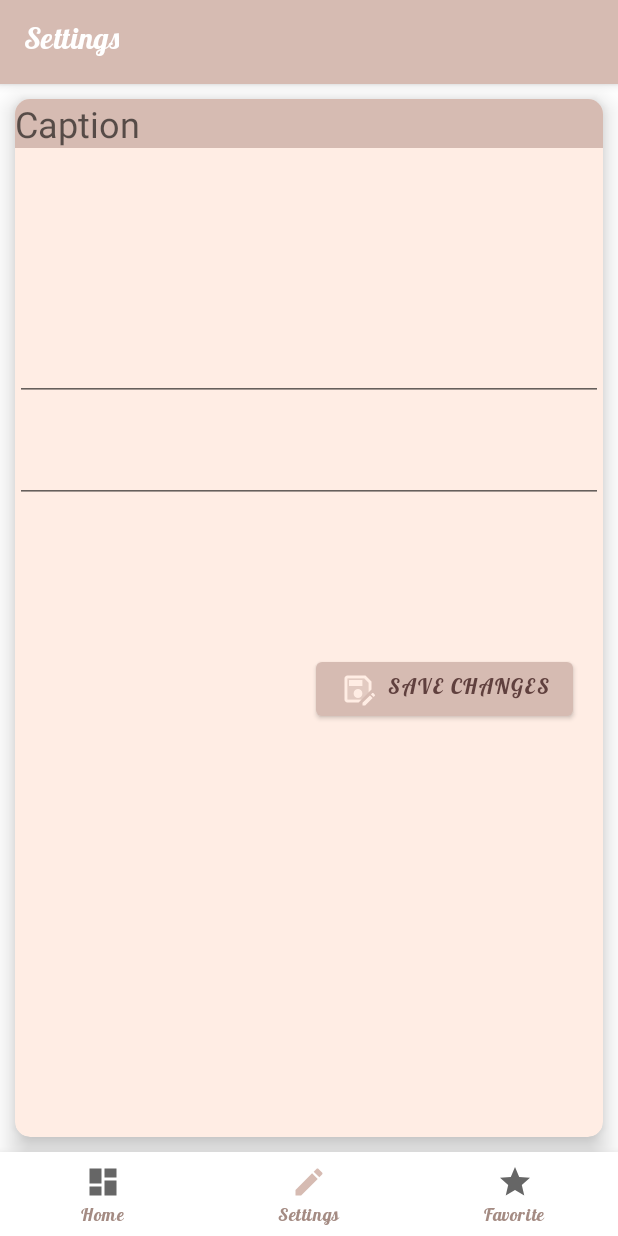
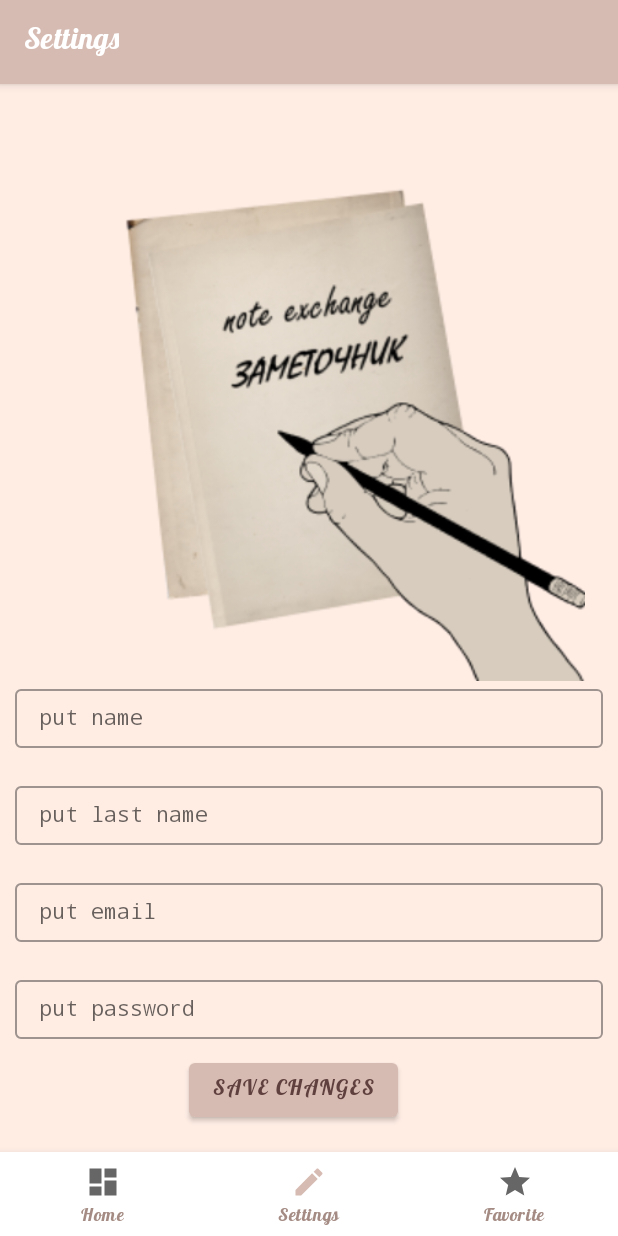
Before and after one commit to Amina1000/NoteAdvanced, an Android app: the DashboardFragment screen opened through its navigation route, on a phone screen of 412 x 824 dp. Run offline under Robolectric (Android 15) with nearby library versions, the light colour scheme and no system bars; our stand-ins replace Room's generated code, RxJava, navigation-ui; libraries missing offline, so code that uses them is left out: by.kirich1409.viewbindingdelegate; 3 statements that could not run were skipped.

Commit message:
lesson 5:
3. Добавила экран профиля пользователя.

```diff
--- a/app/src/main/java/com/cocos/develop/noteadvanced/data/User.kt
+++ b/app/src/main/java/com/cocos/develop/noteadvanced/data/User.kt
@@ -13,5 +13,7 @@ import kotlinx.parcelize.Parcelize
 @Parcelize
 data class User (
     @field:SerializedName("email") val email:String,
-    @field:SerializedName("password") val password: String
+    @field:SerializedName("password") val password: String,
+    @field:SerializedName("name") val name:String?,
+    @field:SerializedName("last_name") val lastName:String?
 ): Parcelable
--- a/app/src/main/java/com/cocos/develop/noteadvanced/ui/start/StartFragment.kt
+++ b/app/src/main/java/com/cocos/develop/noteadvanced/ui/start/StartFragment.kt
@@ -53,7 +53,7 @@ class StartFragment : Fragment() {
             val email = binding.emailTextView.text.toString()
             val password = binding.passwordTextView.text.toString()
             if (email != "" && password != "") {
-                user = User(email, password)
+                user = User(email, password,null,null)
                 user?.let {
                     startViewModel.getData(it)
                 }
--- a/app/src/main/res/layout/fragment_dashboard.xml
+++ b/app/src/main/res/layout/fragment_dashboard.xml
@@ -1,67 +1,108 @@
 <?xml version="1.0" encoding="utf-8"?>
-<androidx.constraintlayout.widget.ConstraintLayout xmlns:android="http://schemas.android.com/apk/res/android"
-    xmlns:app="http://schemas.android.com/apk/res-auto"
+<LinearLayout xmlns:android="http://schemas.android.com/apk/res/android"
     xmlns:tools="http://schemas.android.com/tools"
+    android:id="@+id/start_fragment"
     android:layout_width="match_parent"
     android:layout_height="match_parent"
-    tools:context=".ui.dashboard.DashboardFragment">
+    android:background="@color/primaryLightColor"
+    android:orientation="vertical"
+    tools:context=".ui.start.StartFragment">
 
-    <androidx.cardview.widget.CardView
-        android:id="@+id/cardView"
+    <androidx.appcompat.widget.AppCompatImageView
         android:layout_width="match_parent"
-        android:layout_height="match_parent"
-        android:layout_margin="@dimen/margin_small"
-        app:cardBackgroundColor="@color/primaryLightColor"
-        app:cardCornerRadius="10dp"
-        app:cardElevation="10dp"
-        app:layout_constraintBottom_toBottomOf="parent"
-        app:layout_constraintEnd_toEndOf="parent"
-        app:layout_constraintStart_toStartOf="parent"
-        app:layout_constraintTop_toTopOf="parent">
+        android:layout_height="0dp"
+        android:layout_weight="1"
+        android:src="@drawable/note_icon" />
 
-        <LinearLayout
+    <com.google.android.material.textfield.TextInputLayout
+        android:id="@+id/input_name"
+        style="@style/Widget.MaterialComponents.TextInputLayout.OutlinedBox"
         android:layout_width="match_parent"
         android:layout_height="wrap_content"
-            android:orientation="vertical"
-            android:layout_gravity="top">
+        android:layout_marginStart="@dimen/margin_small"
+        android:layout_marginEnd="@dimen/margin_small"
+        android:hint="@string/put_name">
 
-            <EditText
-                android:id="@+id/header_textview"
-                style="@style/TextAppearance.MaterialComponents.Headline5"
+        <com.google.android.material.textfield.TextInputEditText
+            android:id="@+id/name_text_view"
+            style="@style/Widget.MaterialComponents.TextInputLayout.OutlinedBox"
             android:layout_width="match_parent"
             android:layout_height="wrap_content"
-                android:background="@color/primaryColor"
-                android:hint="Caption" />
+            android:fontFamily="monospace"
+            android:padding="@dimen/margin_small"
+            android:textColor="@color/black" />
+    </com.google.android.material.textfield.TextInputLayout>
 
-            <EditText
-                android:id="@+id/descriptions_textview"
+    <com.google.android.material.textfield.TextInputLayout
+        android:id="@+id/input_lastname"
+        style="@style/Widget.MaterialComponents.TextInputLayout.OutlinedBox"
         android:layout_width="match_parent"
         android:layout_height="wrap_content"
-                android:minLines="6"
-                android:singleLine="false"
-                android:layout_marginTop="@dimen/margin_x_small"
-                android:gravity="start" />
+        android:layout_marginStart="@dimen/margin_small"
+        android:layout_marginTop="@dimen/margin_xx_medium"
+        android:layout_marginEnd="@dimen/margin_small"
+        android:hint="@string/put_last_name">
 
-            <EditText
-                android:id="@+id/date_editText"
+        <com.google.android.material.textfield.TextInputEditText
+            android:id="@+id/lastname_text_view"
+            style="@style/Widget.MaterialComponents.TextInputLayout.OutlinedBox"
             android:layout_width="match_parent"
             android:layout_height="wrap_content"
+            android:fontFamily="monospace"
+            android:padding="@dimen/margin_small"
+            android:textColor="@color/black" />
+    </com.google.android.material.textfield.TextInputLayout>
+
+    <com.google.android.material.textfield.TextInputLayout
+        android:id="@+id/input_email"
+        style="@style/Widget.MaterialComponents.TextInputLayout.OutlinedBox"
+        android:layout_width="match_parent"
+        android:layout_height="wrap_content"
+        android:layout_marginStart="@dimen/margin_small"
         android:layout_marginTop="@dimen/margin_xx_medium"
-                android:gravity="end|bottom" />
+        android:layout_marginEnd="@dimen/margin_small"
+        android:hint="@string/put_email">
+
+        <com.google.android.material.textfield.TextInputEditText
+            android:id="@+id/email_text_view"
+            style="@style/Widget.MaterialComponents.TextInputLayout.OutlinedBox"
+            android:layout_width="match_parent"
+            android:layout_height="wrap_content"
+            android:fontFamily="monospace"
+            android:padding="@dimen/margin_small"
+            android:textColor="@color/black" />
+    </com.google.android.material.textfield.TextInputLayout>
+
+    <com.google.android.material.textfield.TextInputLayout
+        android:id="@+id/input_password"
+        style="@style/Widget.MaterialComponents.TextInputLayout.OutlinedBox"
+        android:layout_width="match_parent"
+        android:layout_height="wrap_content"
+        android:layout_marginStart="@dimen/margin_small"
+        android:layout_marginTop="@dimen/margin_xx_medium"
+        android:layout_marginEnd="@dimen/margin_small"
+        android:hint="@string/put_password">
+
+        <com.google.android.material.textfield.TextInputEditText
+            android:id="@+id/password_text_view"
+            style="@style/Widget.MaterialComponents.TextInputLayout.OutlinedBox"
+            android:layout_width="match_parent"
+            android:layout_height="wrap_content"
+            android:fontFamily="monospace"
+            android:inputType="textPassword"
+            android:padding="@dimen/margin_small"
+            android:textColor="@color/black" />
+    </com.google.android.material.textfield.TextInputLayout>
+
     <com.google.android.material.button.MaterialButton
+        android:id="@+id/save_changes"
         android:layout_width="wrap_content"
         android:layout_height="wrap_content"
-                android:layout_gravity="bottom|end"
-                android:layout_marginEnd="@dimen/margin_xx_medium"
-                android:layout_marginTop="@dimen/margin_xxx_large"
-                android:text="save changes"
-                android:textColor="@color/secondaryColor"
-                app:icon="@drawable/ic_twotone_save_as_24" />
+        android:layout_gravity="bottom|center"
+        android:layout_marginTop="@dimen/margin_small"
+        android:layout_marginBottom="@dimen/margin_x_medium"
+        android:layout_marginEnd="@dimen/margin_small"
+        android:text="@string/save_changes"
+        android:textColor="@color/secondaryColor" />
+
 </LinearLayout>
-
-
-
-    </androidx.cardview.widget.CardView>
-
-
-</androidx.constraintlayout.widget.ConstraintLayout>
--- a/app/src/main/res/values/strings.xml
+++ b/app/src/main/res/values/strings.xml
@@ -21,4 +21,6 @@
     <string name="Authorization">Authorization</string>
     <string name="put_password">put password</string>
     <string name="fragment_detail">Edit</string>
+    <string name="put_name">put name</string>
+    <string name="put_last_name">put last name</string>
 </resources>
```
Also changed, not shown: app/src/main/res/drawable/note_icon.png (added). Lines whose indentation alone changed are shown as unchanged.
